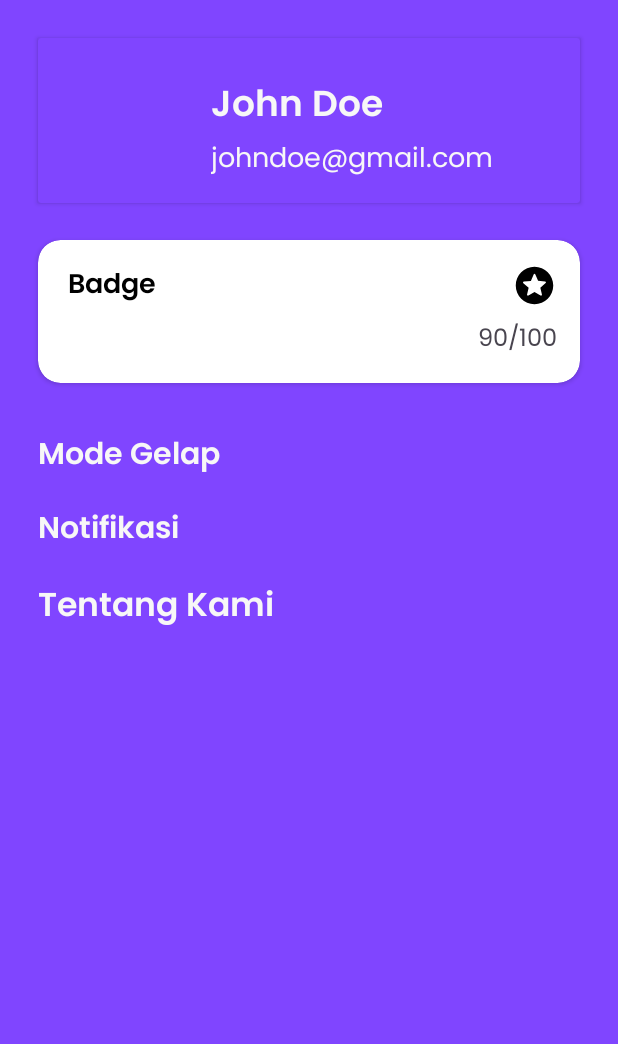
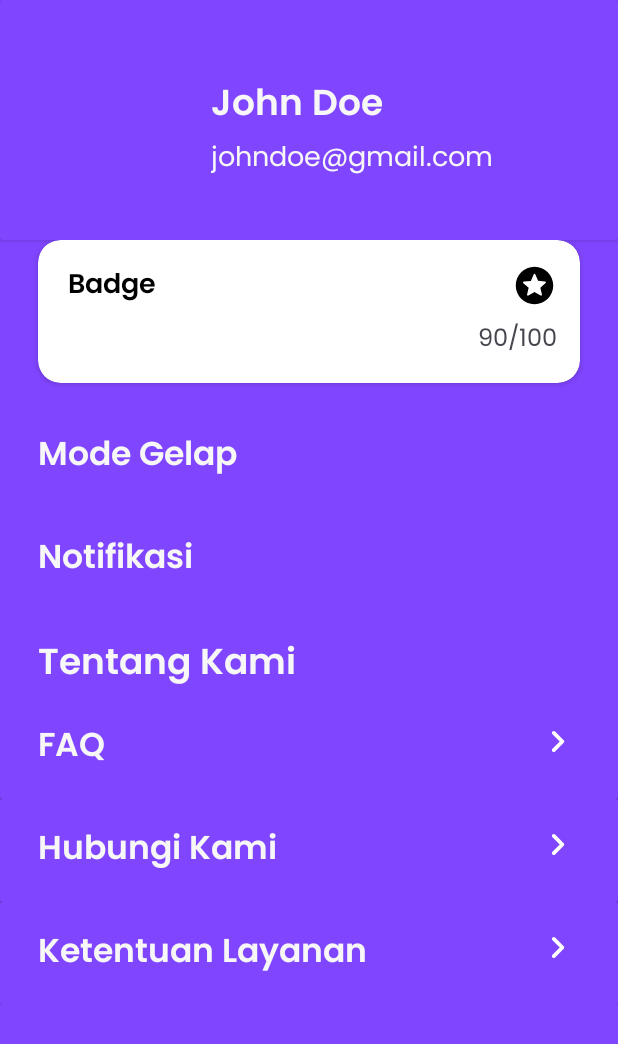
Before and after one commit to rhadityahw/sign-language-app, an Android app: the fragment AccountFragment shown on its own in the app's theme, on a phone screen of 412 x 824 dp. Shown: the top 1044 px of the screen. Run offline under Robolectric (Android 15) with nearby library versions, the phone set to English and light mode, and no system bars.

Commit message:
Build account.xml

```diff
--- /dev/null
+++ b/app/src/main/res/drawable/ic_expand_right.xml
@@ -0,0 +1,10 @@
+<vector xmlns:android="http://schemas.android.com/apk/res/android"
+    android:width="24dp"
+    android:height="24dp"
+    android:viewportWidth="24"
+    android:viewportHeight="24"
+    android:autoMirrored="true">
+  <path
+      android:fillColor="@android:color/white"
+      android:pathData="M9.31,6.71c-0.39,0.39 -0.39,1.02 0,1.41L13.19,12l-3.88,3.88c-0.39,0.39 -0.39,1.02 0,1.41 0.39,0.39 1.02,0.39 1.41,0l4.59,-4.59c0.39,-0.39 0.39,-1.02 0,-1.41L10.72,6.7c-0.38,-0.38 -1.02,-0.38 -1.41,0.01z"/>
+</vector>
--- a/app/src/main/res/layout/fragment_account.xml
+++ b/app/src/main/res/layout/fragment_account.xml
@@ -16,9 +16,8 @@
 
         <androidx.cardview.widget.CardView
             android:layout_width="match_parent"
-            android:layout_height="wrap_content"
-            android:layout_margin="25dp"
-            android:backgroundTint="@color/purple"
+            android:layout_height="0dp"
+            app:cardBackgroundColor="@color/purple"
             app:layout_constraintEnd_toEndOf="parent"
             app:layout_constraintStart_toStartOf="parent"
             app:layout_constraintTop_toTopOf="parent"
@@ -32,7 +31,8 @@
                     android:id="@+id/iv_avatar_account"
                     android:layout_width="90dp"
                     android:layout_height="90dp"
-                    android:layout_marginTop="20dp"
+                    android:layout_marginTop="50dp"
+                    android:layout_marginStart="25dp"
                     tools:src="@tools:sample/avatars"
                     app:layout_constraintStart_toStartOf="parent"
                     app:layout_constraintTop_toTopOf="parent"/>
@@ -45,7 +45,8 @@
                     android:textColor="@color/white"
                     android:textSize="24sp"
                     android:fontFamily="@font/poppins_semibold"
-                    android:layout_margin="25dp"
+                    android:layout_marginTop="50dp"
+                    android:layout_marginStart="25dp"
                     app:layout_constraintStart_toEndOf="@id/iv_avatar_account"
                     app:layout_constraintTop_toTopOf="parent"/>
 
@@ -145,9 +146,9 @@
             android:layout_height="wrap_content"
             android:text="Mode Gelap"
             android:textColor="@color/white"
-            android:textSize="20sp"
+            android:textSize="22sp"
             android:fontFamily="@font/poppins_semibold"
-            android:layout_marginTop="15dp"
+            android:layout_marginVertical="15dp"
             android:layout_marginStart="25dp"/>
 
         <TextView
@@ -156,9 +157,9 @@
             android:layout_height="wrap_content"
             android:text="Notifikasi"
             android:textColor="@color/white"
-            android:textSize="20sp"
+            android:textSize="22sp"
             android:fontFamily="@font/poppins_semibold"
-            android:layout_marginTop="15dp"
+            android:layout_marginVertical="15dp"
             android:layout_marginStart="25dp"/>
 
 
@@ -170,18 +171,105 @@
         android:layout_height="wrap_content"
         android:text="Tentang Kami"
         android:textColor="@color/white"
-        android:textSize="22sp"
+        android:textSize="24sp"
         android:fontFamily="@font/poppins_semibold"
-        android:layout_marginTop="15dp"
+        android:layout_marginVertical="15dp"
         android:layout_marginStart="25dp"
         app:layout_constraintTop_toBottomOf="@id/layout_settings"
         app:layout_constraintStart_toStartOf="parent"/>
+
+    <LinearLayout
+        android:layout_width="match_parent"
+        android:layout_height="0dp"
+        android:orientation="vertical"
+        app:layout_constraintTop_toBottomOf="@id/text_tentang_kami"
+        app:layout_constraintStart_toStartOf="parent">
+
+        <androidx.cardview.widget.CardView
+            android:layout_width="match_parent"
+            android:layout_height="wrap_content"
+            app:cardBackgroundColor="@color/purple">
+
+            <TextView
+                android:layout_width="wrap_content"
+                android:layout_height="wrap_content"
+                android:text="FAQ"
+                android:textSize="22sp"
+                android:textColor="@color/white"
+                android:layout_marginVertical="15dp"
+                android:layout_marginStart="25dp"
+                android:fontFamily="@font/poppins_semibold"/>
+
+            <ImageView
+                android:layout_width="30dp"
+                android:layout_height="30dp"
+                android:src="@drawable/ic_expand_right"
+                android:layout_marginEnd="25dp"
+                android:layout_gravity="end"
+                android:layout_marginVertical="15dp"
+                android:fontFamily="@font/poppins_semibold"/>
+
+        </androidx.cardview.widget.CardView>
+
+        <androidx.cardview.widget.CardView
+            android:layout_width="match_parent"
+            android:layout_height="wrap_content"
+            app:cardBackgroundColor="@color/purple">
+
+            <TextView
+                android:layout_width="wrap_content"
+                android:layout_height="wrap_content"
+                android:text="Hubungi Kami"
+                android:textSize="22sp"
+                android:textColor="@color/white"
+                android:layout_marginVertical="15dp"
+                android:layout_marginStart="25dp"
+                android:fontFamily="@font/poppins_semibold"/>
+
+            <ImageView
+                android:layout_width="30dp"
+                android:layout_height="30dp"
+                android:src="@drawable/ic_expand_right"
+                android:layout_marginEnd="25dp"
+                android:layout_gravity="end"
+                android:layout_marginVertical="15dp"
+                android:fontFamily="@font/poppins_semibold"/>
+
+        </androidx.cardview.widget.CardView>
+
+        <androidx.cardview.widget.CardView
+            android:layout_width="match_parent"
+            android:layout_height="wrap_content"
+            app:cardBackgroundColor="@color/purple">
+
+            <TextView
+                android:layout_width="wrap_content"
+                android:layout_height="wrap_content"
+                android:text="Ketentuan Layanan"
+                android:textSize="22sp"
+                android:textColor="@color/white"
+                android:layout_marginVertical="15dp"
+                android:layout_marginStart="25dp"
+                android:fontFamily="@font/poppins_semibold"/>
+
+            <ImageView
+                android:layout_width="30dp"
+                android:layout_height="30dp"
+                android:src="@drawable/ic_expand_right"
+                android:layout_marginEnd="25dp"
+                android:layout_gravity="end"
+                android:layout_marginVertical="15dp"
+                android:fontFamily="@font/poppins_semibold"/>
+
+        </androidx.cardview.widget.CardView>
+
+    </LinearLayout>
 
     <androidx.constraintlayout.widget.Guideline
         android:id="@+id/guidelineAccount"
         android:layout_width="wrap_content"
         android:layout_height="wrap_content"
         android:orientation="horizontal"
-        app:layout_constraintGuide_begin="272dp" />
+        app:layout_constraintGuide_begin="270dp" />
 
 </androidx.constraintlayout.widget.ConstraintLayout>
```
